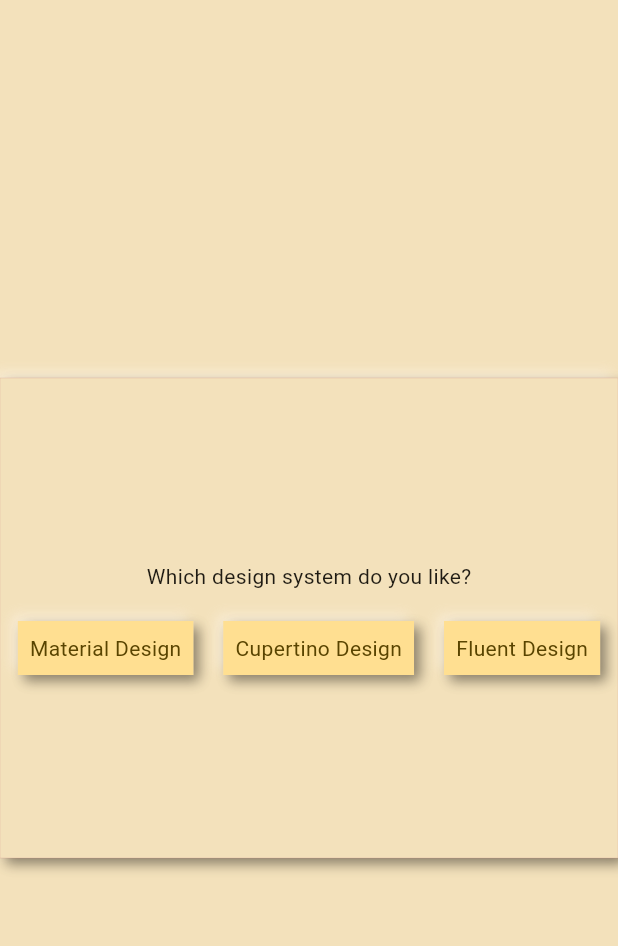
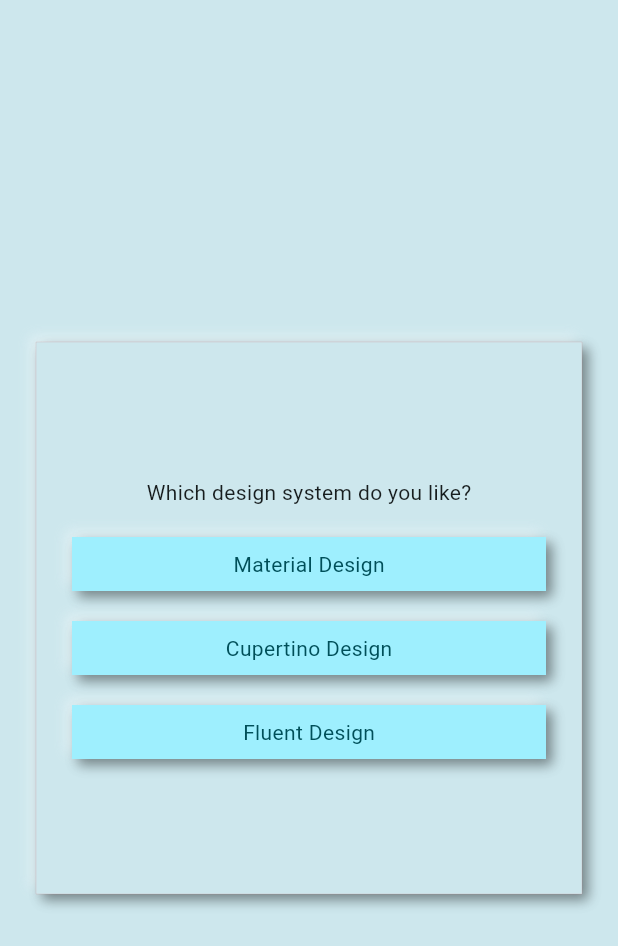
Before and after one commit to gsmlg-dev/material-neumorphic, a Flutter app: the screen it shows after launch, on a phone screen of 412 x 824 dp. Shown: the top 946 px of the screen. Run offline on Flutter 3.47's test engine with Material 2 defaults, Android fonts, the phone set to English and light mode, and no system bars.

Commit message:
temp: Fix.

```diff
--- a/examples/material_neumorphic_radio/lib/main.dart
+++ b/examples/material_neumorphic_radio/lib/main.dart
@@ -12,11 +12,12 @@
 
   @override
   Widget build(BuildContext context) {
-    const Color seedColor = Color.fromARGB(255, 232, 186, 47);
     final colorScheme = ColorScheme.fromSeed(
-        brightness: Brightness.light, seedColor: seedColor);
-    final darkColorScheme =
-        ColorScheme.fromSeed(brightness: Brightness.dark, seedColor: seedColor);
+        brightness: Brightness.light,
+        seedColor: NeumorphicTheme.defaultSeedColor);
+    final darkColorScheme = ColorScheme.fromSeed(
+        brightness: Brightness.dark,
+        seedColor: NeumorphicTheme.defaultSeedColor);
     return MaterialApp(
       debugShowCheckedModeBanner: false,
       title: 'Neumorphic Demo',
@@ -62,10 +63,14 @@
     // final theme = Theme.of(context);
     // final neumorphicTheme = theme.extension<NeumorphicTheme>();
     return Scaffold(
-      body: SafeArea(
-        child: NeumorphicBackground(
+      extendBodyBehindAppBar: true,
+      extendBody: true,
+      body: NeumorphicBackground(
+        child: SafeArea(
           child: Center(
             child: Neumorphic(
+              margin: const EdgeInsets.all(24),
+              padding: const EdgeInsets.all(24.0),
               child: SizedBox(
                 width: 480.0,
                 height: 320.0,
@@ -76,42 +81,36 @@
                       'Which design system do you like?',
                     ),
                     const SizedBox(height: 20),
-                    Row(
+                    Column(
                       mainAxisAlignment: MainAxisAlignment.center,
                       children: [
                         NeumorphicRadio(
                           value: 1,
                           groupValue: _groupValue,
                           onChanged: _setGroupValue,
-                          child: const Padding(
-                            padding: EdgeInsets.all(8.0),
-                            child: Center(
-                              child: Text("Material Design"),
-                            ),
+                          padding: const EdgeInsets.all(8.0),
+                          child: const Center(
+                            child: Text("Material Design"),
                           ),
                         ),
-                        const SizedBox(width: 20),
+                        const SizedBox(height: 20),
                         NeumorphicRadio(
                           value: 2,
                           groupValue: _groupValue,
                           onChanged: _setGroupValue,
-                          child: const Padding(
-                            padding: EdgeInsets.all(8.0),
-                            child: Center(
-                              child: Text("Cupertino Design"),
-                            ),
+                          padding: const EdgeInsets.all(8.0),
+                          child: const Center(
+                            child: Text("Cupertino Design"),
                           ),
                         ),
-                        const SizedBox(width: 20),
+                        const SizedBox(height: 20),
                         NeumorphicRadio(
                           value: 3,
                           groupValue: _groupValue,
                           onChanged: _setGroupValue,
-                          child: const Padding(
-                            padding: EdgeInsets.all(8.0),
-                            child: Center(
-                              child: Text("Fluent Design"),
-                            ),
+                          padding: const EdgeInsets.all(8.0),
+                          child: const Center(
+                            child: Text("Fluent Design"),
                           ),
                         ),
                       ],
```
